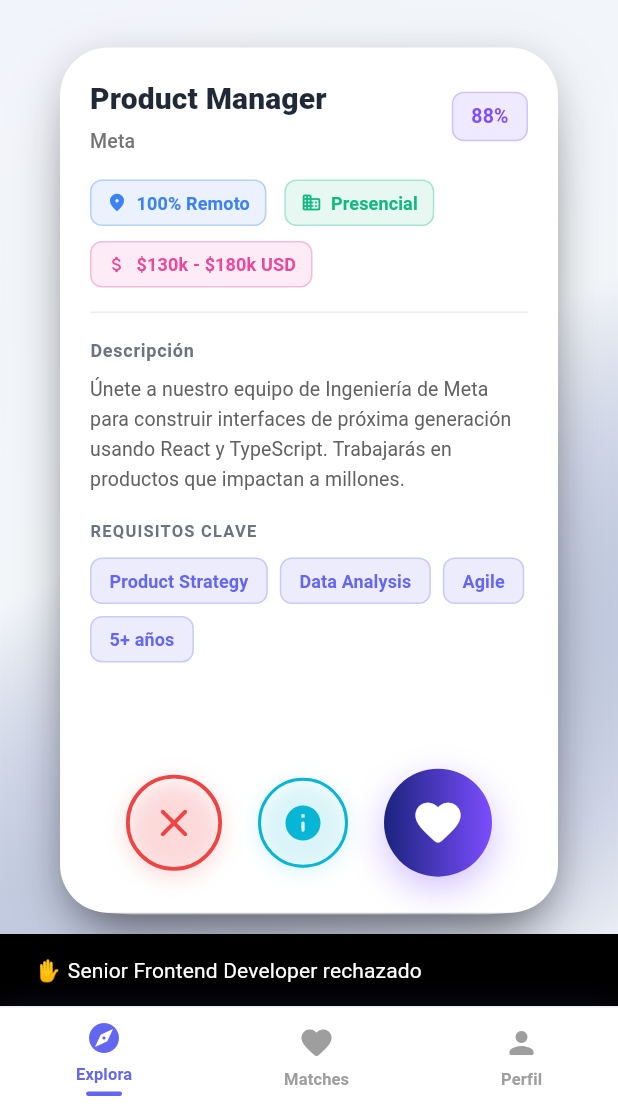
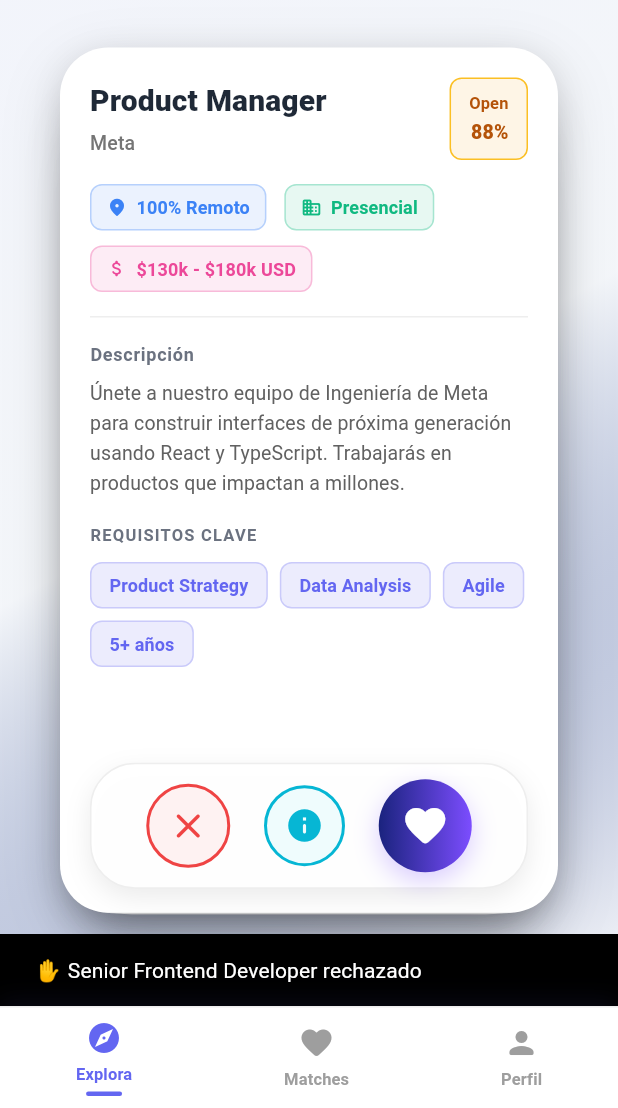
Before and after one commit to JobSwipe-IETI/Frontend_JobSwipe, a Flutter app: the HomeScreen screen opened directly with empty values, after a tap on the "close" icon, on a phone screen of 412 x 824 dp, the part 128-1236 px from its top. Run offline on Flutter 3.47's test engine with Material 3 defaults, Android fonts, the phone set to English and light mode, and no system bars; our stand-ins replace country_picker, file_picker, flutter_secure_storage, google_sign_in, intl_phone_number_input; accounts and stored records are empty.

Commit message:
AB#637 frontend: add swipe like/dislike screen

```diff
--- a/lib/widgets/swipe_card.dart
+++ b/lib/widgets/swipe_card.dart
@@ -28,6 +28,8 @@ class SwipeCard extends StatelessWidget {
 
   @override
   Widget build(BuildContext context) {
+    final _BadgeStyle badgeStyle = _badgeStyle(vacancy.badge);
+
     return Transform(
       alignment: Alignment.center,
       transform: Matrix4.identity()
@@ -55,9 +57,11 @@ class SwipeCard extends StatelessWidget {
           ),
           child: Stack(
             children: [
-              // Contenido principal
-              SingleChildScrollView(
-                padding: const EdgeInsets.fromLTRB(20, 20, 20, 100),
+              Column(
+                children: [
+                  Expanded(
+                    child: SingleChildScrollView(
+                      padding: const EdgeInsets.fromLTRB(20, 20, 20, 20),
                       child: Column(
                         crossAxisAlignment: CrossAxisAlignment.start,
                         mainAxisSize: MainAxisSize.min,
@@ -93,26 +97,36 @@ class SwipeCard extends StatelessWidget {
                               Container(
                                 padding: const EdgeInsets.symmetric(
                                   horizontal: 12,
-                            vertical: 6,
+                                  vertical: 8,
                                 ),
                                 decoration: BoxDecoration(
-                            color: const Color(
-                              0xFF7C4DFF,
-                            ).withValues(alpha: 0.12),
+                                  color: badgeStyle.background,
                                   borderRadius: BorderRadius.circular(8),
                                   border: Border.all(
-                              color: const Color(
-                                0xFF7C4DFF,
-                              ).withValues(alpha: 0.25),
+                                    color: badgeStyle.border,
                                   ),
                                 ),
-                          child: Text(
+                                child: Column(
+                                  crossAxisAlignment: CrossAxisAlignment.end,
+                                  children: [
+                                    Text(
+                                      vacancy.badge,
+                                      style: TextStyle(
+                                        fontSize: 11,
+                                        fontWeight: FontWeight.w700,
+                                        color: badgeStyle.foreground,
+                                      ),
+                                    ),
+                                    const SizedBox(height: 2),
+                                    Text(
                                       '${vacancy.matchPercentage.toStringAsFixed(0)}%',
-                            style: const TextStyle(
+                                      style: TextStyle(
                                         fontSize: 13,
-                              fontWeight: FontWeight.w700,
-                              color: Color(0xFF7C4DFF),
+                                        fontWeight: FontWeight.w800,
+                                        color: badgeStyle.foreground,
                                       ),
+                                    ),
+                                  ],
                                 ),
                               ),
                             ],
@@ -190,6 +204,97 @@ class SwipeCard extends StatelessWidget {
                         ],
                       ),
                     ),
+                  ),
+                  Padding(
+                    padding: const EdgeInsets.fromLTRB(20, 0, 20, 16),
+                    child: Container(
+                      padding: const EdgeInsets.symmetric(horizontal: 14, vertical: 10),
+                      decoration: BoxDecoration(
+                        color: Colors.white.withOpacity(0.96),
+                        borderRadius: BorderRadius.circular(30),
+                        border: Border.all(color: Colors.grey.shade200),
+                        boxShadow: [
+                          BoxShadow(
+                            color: Colors.black.withOpacity(0.08),
+                            blurRadius: 14,
+                            offset: const Offset(0, 6),
+                          ),
+                        ],
+                      ),
+                      child: Row(
+                        mainAxisAlignment: MainAxisAlignment.spaceEvenly,
+                        children: [
+                          GestureDetector(
+                            onTap: isOnTop ? onDislike : null,
+                            child: Container(
+                              width: 56,
+                              height: 56,
+                              decoration: BoxDecoration(
+                                shape: BoxShape.circle,
+                                color: const Color(0xFFFEF2F2),
+                                border: Border.all(
+                                  color: const Color(0xFFEF4444),
+                                  width: 2,
+                                ),
+                              ),
+                              child: const Icon(
+                                Icons.close_rounded,
+                                color: Color(0xFFEF4444),
+                                size: 28,
+                              ),
+                            ),
+                          ),
+                          GestureDetector(
+                            onTap: isOnTop ? onInfo : null,
+                            child: Container(
+                              width: 54,
+                              height: 54,
+                              decoration: BoxDecoration(
+                                shape: BoxShape.circle,
+                                color: const Color(0xFFEFFCFD),
+                                border: Border.all(
+                                  color: const Color(0xFF06B6D4),
+                                  width: 2,
+                                ),
+                              ),
+                              child: const Icon(
+                                Icons.info_rounded,
+                                color: Color(0xFF06B6D4),
+                                size: 26,
+                              ),
+                            ),
+                          ),
+                          GestureDetector(
+                            onTap: isOnTop ? onLike : null,
+                            child: Container(
+                              width: 62,
+                              height: 62,
+                              decoration: BoxDecoration(
+                                shape: BoxShape.circle,
+                                gradient: const LinearGradient(
+                                  colors: [Color(0xFF1A237E), Color(0xFF7C4DFF)],
+                                ),
+                                boxShadow: [
+                                  BoxShadow(
+                                    color: const Color(0xFF7C4DFF).withValues(alpha: 0.28),
+                                    blurRadius: 14,
+                                    offset: const Offset(0, 6),
+                                  ),
+                                ],
+                              ),
+                              child: const Icon(
+                                Icons.favorite_rounded,
+                                color: Colors.white,
+                                size: 32,
+                              ),
+                            ),
+                          ),
+                        ],
+                      ),
+                    ),
+                  ),
+                ],
+              ),
 
               // Indicador MATCH (arriba a la derecha)
               Positioned(
@@ -263,104 +368,6 @@ class SwipeCard extends StatelessWidget {
                 ),
               ),
 
-              // Botones de acción (parte inferior)
-              Positioned(
-                bottom: 24,
-                left: 0,
-                right: 0,
-                child: Padding(
-                  padding: const EdgeInsets.symmetric(horizontal: 20),
-                  child: Row(
-                    mainAxisAlignment: MainAxisAlignment.spaceEvenly,
-                    children: [
-                      // Botón DISLIKE (X)
-                      GestureDetector(
-                        onTap: isOnTop ? onDislike : null,
-                        child: Container(
-                          width: 64,
-                          height: 64,
-                          decoration: BoxDecoration(
-                            shape: BoxShape.circle,
-                            border: Border.all(
-                              color: const Color(0xFFEF4444),
-                              width: 2.5,
-                            ),
-                            boxShadow: [
-                              BoxShadow(
-                                color: const Color(0xFFEF4444).withOpacity(0.2),
-                                blurRadius: 12,
-                                offset: const Offset(0, 4),
-                              ),
-                            ],
-                          ),
-                          child: const Icon(
-                            Icons.close_rounded,
-                            color: Color(0xFFEF4444),
-                            size: 32,
-                          ),
-                        ),
-                      ),
-                      // Botón INFO
-                      GestureDetector(
-                        onTap: isOnTop ? onInfo : null,
-                        child: Container(
-                          width: 60,
-                          height: 60,
-                          decoration: BoxDecoration(
-                            shape: BoxShape.circle,
-                            border: Border.all(
-                              color: const Color(0xFF06B6D4),
-                              width: 2,
-                            ),
-                            boxShadow: [
-                              BoxShadow(
-                                color: const Color(
-                                  0xFF06B6D4,
-                                ).withOpacity(0.15),
-                                blurRadius: 10,
-                                offset: const Offset(0, 3),
-                              ),
-                            ],
-                          ),
-                          child: const Icon(
-                            Icons.info_rounded,
-                            color: Color(0xFF06B6D4),
-                            size: 28,
-                          ),
-                        ),
-                      ),
-                      // Botón LIKE (Corazón)
-                      GestureDetector(
-                        onTap: isOnTop ? onLike : null,
-                        child: Container(
-                          width: 72,
-                          height: 72,
-                          decoration: BoxDecoration(
-                            shape: BoxShape.circle,
-                            gradient: const LinearGradient(
-                              colors: [Color(0xFF1A237E), Color(0xFF7C4DFF)],
-                            ),
-                            boxShadow: [
-                              BoxShadow(
-                                color: const Color(
-                                  0xFF7C4DFF,
-                                ).withValues(alpha: 0.35),
-                                blurRadius: 20,
-                                offset: const Offset(0, 8),
-                              ),
-                            ],
-                          ),
-                          child: const Icon(
-                            Icons.favorite_rounded,
-                            color: Colors.white,
-                            size: 36,
-                          ),
-                        ),
-                      ),
-                    ],
-                  ),
-                ),
-              ),
             ],
           ),
         ),
@@ -418,4 +425,41 @@ class SwipeCard extends StatelessWidget {
       ),
     );
   }
+
+  _BadgeStyle _badgeStyle(String badge) {
+    final String normalized = badge.toLowerCase();
+    if (normalized.contains('alta')) {
+      return const _BadgeStyle(
+        background: Color(0x1A059669),
+        border: Color(0xFF34D399),
+        foreground: Color(0xFF047857),
+      );
     }
+
+    if (normalized.contains('recomendada')) {
+      return const _BadgeStyle(
+        background: Color(0x1A2563EB),
+        border: Color(0xFF60A5FA),
+        foreground: Color(0xFF1D4ED8),
+      );
+    }
+
+    return const _BadgeStyle(
+      background: Color(0x1AF59E0B),
+      border: Color(0xFFFBBF24),
+      foreground: Color(0xFFB45309),
+    );
+  }
+}
+
+class _BadgeStyle {
+  const _BadgeStyle({
+    required this.background,
+    required this.border,
+    required this.foreground,
+  });
+
+  final Color background;
+  final Color border;
+  final Color foreground;
+}
--- a/lib/widgets/swipe_cards_stack.dart
+++ b/lib/widgets/swipe_cards_stack.dart
@@ -62,6 +62,20 @@ class _SwipeCardsStackState extends State<SwipeCardsStack>
       duration: widget.returnAnimationDuration,
       vsync: this,
     );
+  }
+
+  @override
+  void didUpdateWidget(covariant SwipeCardsStack oldWidget) {
+    super.didUpdateWidget(oldWidget);
+    if (oldWidget.vacancies != widget.vacancies) {
+      setState(() {
+        _remainingVacancies = List.from(widget.vacancies);
+      });
+      _swipeController.reset();
+      _exitAnimationController.reset();
+      _returnAnimationController.reset();
+      _isAnimating = false;
+    }
   }
 
   @override
@@ -482,6 +496,7 @@ class _SwipeCardsStackState extends State<SwipeCardsStack>
                           _buildExitAnimation(
                             context,
                             SwipeCard(
+                              key: ValueKey<String>('swipe-card-${vacancy.id}'),
                               vacancy: vacancy,
                               dragOffset: _swipeController.dragOffset,
                               rotation: _swipeController.rotation,
@@ -498,6 +513,7 @@ class _SwipeCardsStackState extends State<SwipeCardsStack>
                           ? _buildExitAnimation(
                               context,
                               SwipeCard(
+                                key: ValueKey<String>('swipe-card-${vacancy.id}'),
                                 vacancy: vacancy,
                                 dragOffset: _swipeController.dragOffset,
                                 rotation: _swipeController.rotation,
@@ -510,6 +526,7 @@ class _SwipeCardsStackState extends State<SwipeCardsStack>
                               ),
                             )
                           : SwipeCard(
+                              key: ValueKey<String>('swipe-card-${vacancy.id}'),
                               vacancy: vacancy,
                               dragOffset: isOnTop ? _swipeController.dragOffset : Offset.zero,
                               rotation: isOnTop ? _swipeController.rotation : 0.0,
```
Lines whose indentation alone changed are shown as unchanged.
